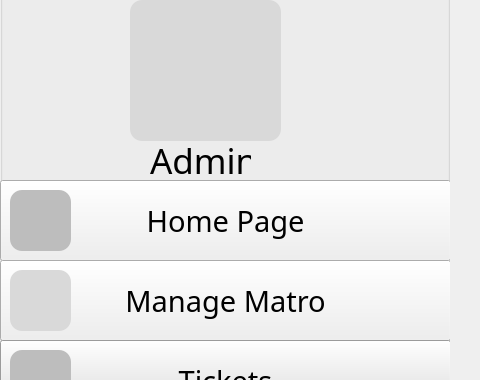
Qt form ticket.ui (hager55m/Metro-Mate-DS) before a commit; both pictures show x 0 to 480 and y 0 to 380 of the 1200 by 700 pixel window.
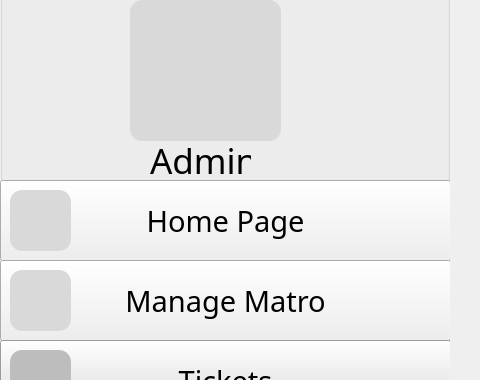
The same form after that commit.

Patch:
```diff
--- a/ticket.ui
+++ b/ticket.ui
@@ -156,7 +156,7 @@
        </rect>
       </property>
       <property name="styleSheet">
-       <string notr="true">background-color: #BDBDBD;
+       <string notr="true">background-color: #D9D9D9;
 border-radius: 12;
 </string>
       </property>
```
Left out of the diff: 3 changed lines with no effect on the pictures.
